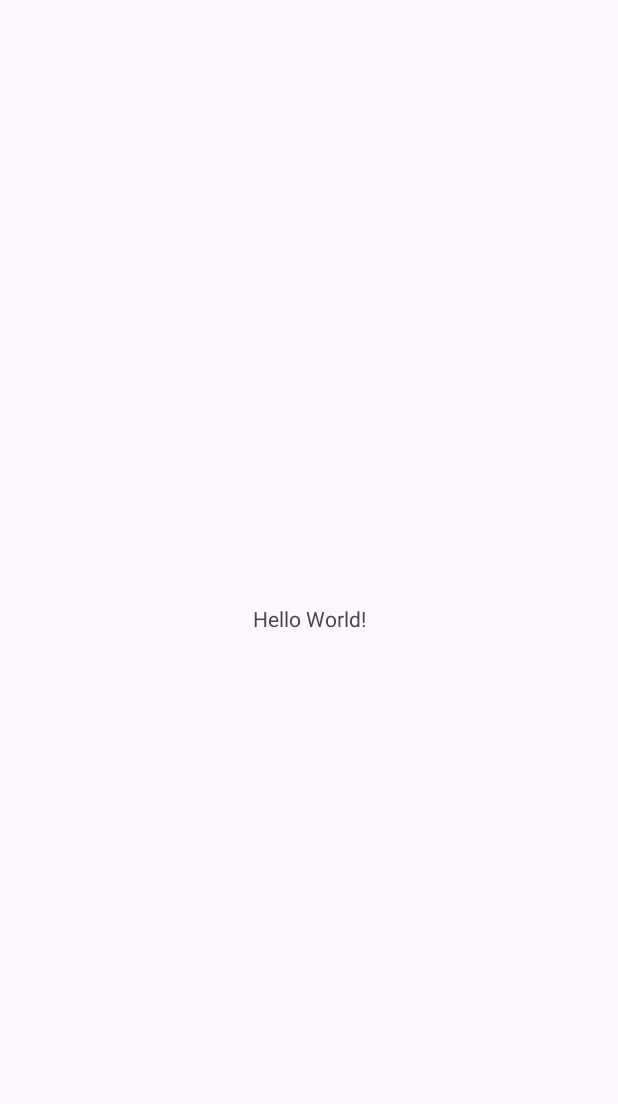
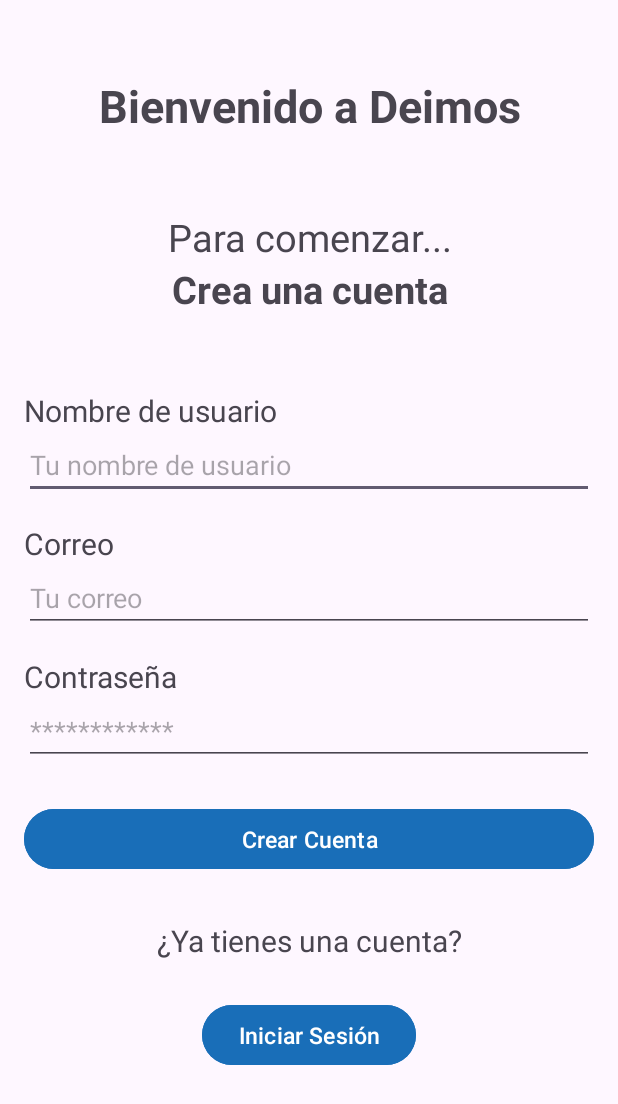
Before and after one commit to GaelZamudio/DeimosApp, an Android app: the screen it shows after launch (MainActivity before the commit, SignUp after it), on a phone screen of 412 x 824 dp. Before the commit the part shown is almost empty. Shown: the top 1104 px of the screen. Run offline under Robolectric (Android 15) with nearby library versions, the phone set to English and light mode, and no system bars.

```diff
--- a/app/src/main/java/com/example/deimosapp/MainActivity.java
+++ /dev/null
@@ -1,14 +0,0 @@
-package com.example.deimosapp;
-
-import androidx.appcompat.app.AppCompatActivity;
-
-import android.os.Bundle;
-
-public class MainActivity extends AppCompatActivity {
-
-    @Override
-    protected void onCreate(Bundle savedInstanceState) {
-        super.onCreate(savedInstanceState);
-        setContentView(R.layout.activity_main);
-    }
-}
--- /dev/null
+++ b/app/src/main/java/com/example/deimosapp/SignUp.java
@@ -0,0 +1,104 @@
+package com.example.deimosapp;
+
+import androidx.appcompat.app.AppCompatActivity;
+
+import android.content.ContentValues;
+import android.content.Intent;
+import android.content.SharedPreferences;
+import android.database.Cursor;
+import android.database.sqlite.SQLiteDatabase;
+import android.os.Bundle;
+import android.view.View;
+import android.widget.Button;
+import android.widget.EditText;
+import android.widget.Toast;
+
+public class SignUp extends AppCompatActivity implements View.OnClickListener {
+    Button btnLogin;
+    Button btnRegister;
+    EditText etUsername;
+    EditText etPassword;
+    EditText etEmail;
+
+    @Override
+    protected void onCreate(Bundle savedInstanceState) {
+        super.onCreate(savedInstanceState);
+        setContentView(R.layout.activity_sign_up);
+
+        btnLogin = findViewById(R.id.btnIrAIniciarSesion);
+        btnRegister = findViewById(R.id.btnCrearCuenta);
+        etUsername = findViewById(R.id.nombreSignUp);
+        etPassword = findViewById(R.id.contrasenaSignUp);
+        etEmail = findViewById(R.id.correoSignUp);
+
+        btnLogin.setOnClickListener(this);
+        btnRegister.setOnClickListener(this);
+    }
+
+    @Override
+    public void onClick(View v) {
+        String cadenita = ((Button) v).getText().toString();
+        if (cadenita.equals("Iniciar Sesión")) {
+            Intent intent = new Intent(this, LogIn.class);
+            startActivity(intent);
+        }
+
+        if (cadenita.equals("Crear Cuenta")) {
+            if (etUsername.getText().toString().isEmpty() || etPassword.getText().toString().isEmpty() || etEmail.getText().toString().isEmpty()) {
+                Toast.makeText(this, "Por favor, completa todos los campos", Toast.LENGTH_SHORT).show();
+            } else {
+                String email = etEmail.getText().toString().trim();
+                if (!validarCorreo(email)) {
+                    Toast.makeText(this, "Por favor, ingresa un correo válido", Toast.LENGTH_SHORT).show();
+                    return;
+                }
+
+                Base dbHelper = new Base(this, "administracion", null, 1);
+                SQLiteDatabase db = dbHelper.getWritableDatabase();
+
+                String username = etUsername.getText().toString().trim();
+                String password = etPassword.getText().toString().trim();
+
+                ContentValues newUser = new ContentValues();
+                newUser.put("nombre", username);
+                newUser.put("correo", email);
+                newUser.put("contrasena", password);
+
+                Cursor usernameCursor = db.rawQuery("SELECT nombre FROM Usuario WHERE nombre = ?", new String[]{username});
+                if (usernameCursor.moveToFirst()) {
+                    Toast.makeText(this, "Este nombre está ocupado", Toast.LENGTH_SHORT).show();
+                } else {
+                    Cursor emailCursor = db.rawQuery("SELECT correo FROM Usuario WHERE correo = ?", new String[]{email});
+                    if (emailCursor.moveToFirst()) {
+                        Toast.makeText(this, "El correo ya está registrado", Toast.LENGTH_SHORT).show();
+                    } else {
+                        db.insert("Usuario", null, newUser);
+
+                        Toast.makeText(this, "Se creó la cuenta", Toast.LENGTH_SHORT).show();
+
+                        Cursor userCursor = db.rawQuery("SELECT idUsuario FROM Usuario WHERE correo = ?", new String[]{email});
+                        if (userCursor.moveToFirst()) {
+                            int idUsuario = userCursor.getInt(0);
+
+                            SharedPreferences prefs = getSharedPreferences("InvenPrefs", MODE_PRIVATE);
+                            SharedPreferences.Editor editor = prefs.edit();
+                            editor.putInt("idUsuario", idUsuario);
+                            editor.apply();
+                        }
+                        userCursor.close();
+
+                        db.close();
+
+                        Intent mainIntent = new Intent(this, Principal.class);
+                        startActivity(mainIntent);
+                    }
+                }
+            }
+        }
+    }
+
+    private boolean validarCorreo(String email) {
+        String emailPattern = "^[A-Za-z0-9+_.-]+@[A-Za-z0-9.-]+\\.[a-z]{2,}$";
+        return email.matches(emailPattern);
+    }
+}
--- a/app/src/main/res/layout/activity_main.xml
+++ /dev/null
@@ -1,18 +0,0 @@
-<?xml version="1.0" encoding="utf-8"?>
-<androidx.constraintlayout.widget.ConstraintLayout xmlns:android="http://schemas.android.com/apk/res/android"
-    xmlns:app="http://schemas.android.com/apk/res-auto"
-    xmlns:tools="http://schemas.android.com/tools"
-    android:layout_width="match_parent"
-    android:layout_height="match_parent"
-    tools:context=".MainActivity">
-
-    <TextView
-        android:layout_width="wrap_content"
-        android:layout_height="wrap_content"
-        android:text="Hello World!"
-        app:layout_constraintBottom_toBottomOf="parent"
-        app:layout_constraintEnd_toEndOf="parent"
-        app:layout_constraintStart_toStartOf="parent"
-        app:layout_constraintTop_toTopOf="parent" />
-
-</androidx.constraintlayout.widget.ConstraintLayout>
--- /dev/null
+++ b/app/src/main/res/layout/activity_sign_up.xml
@@ -0,0 +1,112 @@
+<?xml version="1.0" encoding="utf-8"?>
+<LinearLayout xmlns:android="http://schemas.android.com/apk/res/android"
+              xmlns:app="http://schemas.android.com/apk/res-auto"
+              xmlns:tools="http://schemas.android.com/tools"
+              android:layout_width="match_parent"
+              android:layout_height="match_parent"
+              android:orientation="vertical"
+              android:paddingHorizontal="16dp"
+              tools:context=".SignUp">
+
+    <TextView
+            android:layout_width="match_parent"
+            android:layout_height="wrap_content"
+            android:layout_marginTop="50dp"
+            android:text="Bienvenido a Deimos"
+            android:textStyle="bold"
+            android:textAlignment="center"
+            android:textSize="30dp"
+            android:id="@+id/titSignUp" />
+
+    <TextView
+            android:layout_width="match_parent"
+            android:layout_height="wrap_content"
+            android:layout_marginTop="50dp"
+            android:text="Para comenzar..."
+            android:textAlignment="center"
+            android:textSize="25dp"
+            android:id="@+id/titCrearCuenta" />
+
+    <TextView
+            android:layout_width="match_parent"
+            android:layout_height="wrap_content"
+            android:text="Crea una cuenta"
+            android:textStyle="bold"
+            android:textAlignment="center"
+            android:textSize="25dp" />
+
+    <TextView
+            android:layout_marginTop="50dp"
+            android:layout_width="match_parent"
+            android:layout_height="wrap_content"
+            android:text="Nombre de usuario"
+            android:textSize="20sp"
+            android:id="@+id/titNombre" />
+
+    <EditText
+            android:layout_width="match_parent"
+            android:layout_height="wrap_content"
+            android:hint="Tu nombre de usuario"
+            android:id="@+id/nombreSignUp" />
+
+    <TextView
+            android:layout_width="match_parent"
+            android:layout_height="wrap_content"
+            android:text="Correo"
+            android:textSize="20sp"
+            android:layout_marginTop="16dp"
+            android:id="@+id/titCorreo" />
+
+    <EditText
+            android:layout_width="match_parent"
+            android:layout_height="wrap_content"
+            android:hint="Tu correo"
+            android:id="@+id/correoSignUp" />
+
+    <TextView
+            android:layout_width="match_parent"
+            android:layout_height="wrap_content"
+            android:text="Contraseña"
+            android:textSize="20sp"
+            android:layout_marginTop="16dp"
+            android:id="@+id/titContrasena" />
+
+    <EditText
+            android:layout_width="match_parent"
+            android:layout_height="wrap_content"
+            android:inputType="textPassword"
+            android:hint="************"
+            android:id="@+id/contrasenaSignUp" />
+
+        <Button
+                android:layout_width="match_parent"
+                android:layout_height="wrap_content"
+                android:layout_marginTop="25dp"
+                android:textSize="15dp"
+                android:layout_gravity="center_horizontal"
+                android:text="Crear Cuenta"
+                android:backgroundTint="@color/primary"
+                android:id="@+id/btnCrearCuenta" />
+
+        <TextView
+                android:layout_width="match_parent"
+                android:layout_height="wrap_content"
+                android:textAlignment="center"
+                android:text="¿Ya tienes una cuenta?"
+                android:layout_marginLeft="10dp"
+                android:layout_marginRight="10dp"
+                android:layout_marginTop="30dp"
+                android:textSize="20dp"
+                android:id="@+id/textoCuenta" />
+
+        <Button
+                android:layout_width="wrap_content"
+                android:layout_height="wrap_content"
+                android:layout_marginTop="25dp"
+                android:layout_gravity="center_horizontal"
+                android:textSize="15dp"
+                android:backgroundTint="@color/primary"
+                android:text="Iniciar Sesión"
+                android:id="@+id/btnIrAIniciarSesion" />
+
+</LinearLayout>
--- a/app/src/main/res/values/colors.xml
+++ b/app/src/main/res/values/colors.xml
@@ -2,4 +2,5 @@
 <resources>
     <color name="black">#FF000000</color>
     <color name="white">#FFFFFFFF</color>
+    <color name="primary">#196EB8</color>
 </resources>
--- a/app/src/main/res/values/strings.xml
+++ b/app/src/main/res/values/strings.xml
@@ -1,3 +1,3 @@
 <resources>
-    <string name="app_name">DeimosApp</string>
+    <string name="app_name">Deimos</string>
 </resources>
--- a/app/src/main/res/values/themes.xml
+++ b/app/src/main/res/values/themes.xml
@@ -1,8 +1,7 @@
 <resources xmlns:tools="http://schemas.android.com/tools">
     <!-- Base application theme. -->
     <style name="Base.Theme.DeimosApp" parent="Theme.Material3.DayNight.NoActionBar">
-        <!-- Customize your light theme here. -->
-        <!-- <item name="colorPrimary">@color/my_light_primary</item> -->
+        <item name="colorPrimary">#196EB8</item>
     </style>
 
     <style name="Theme.DeimosApp" parent="Base.Theme.DeimosApp" />
```
Also changed, not shown: app/src/main/AndroidManifest.xml (+10 -4 lines), app/src/main/java/com/example/deimosapp/Base.java (added, +29 -0 lines), app/src/main/java/com/example/deimosapp/LogIn.java (added, +76 -0 lines), app/src/main/java/com/example/deimosapp/Principal.java (added, +37 -0 lines), app/src/main/res/layout/activity_log_in.xml (added, +91 -0 lines), app/src/main/res/layout/activity_principal.xml (added, +18 -0 lines).
